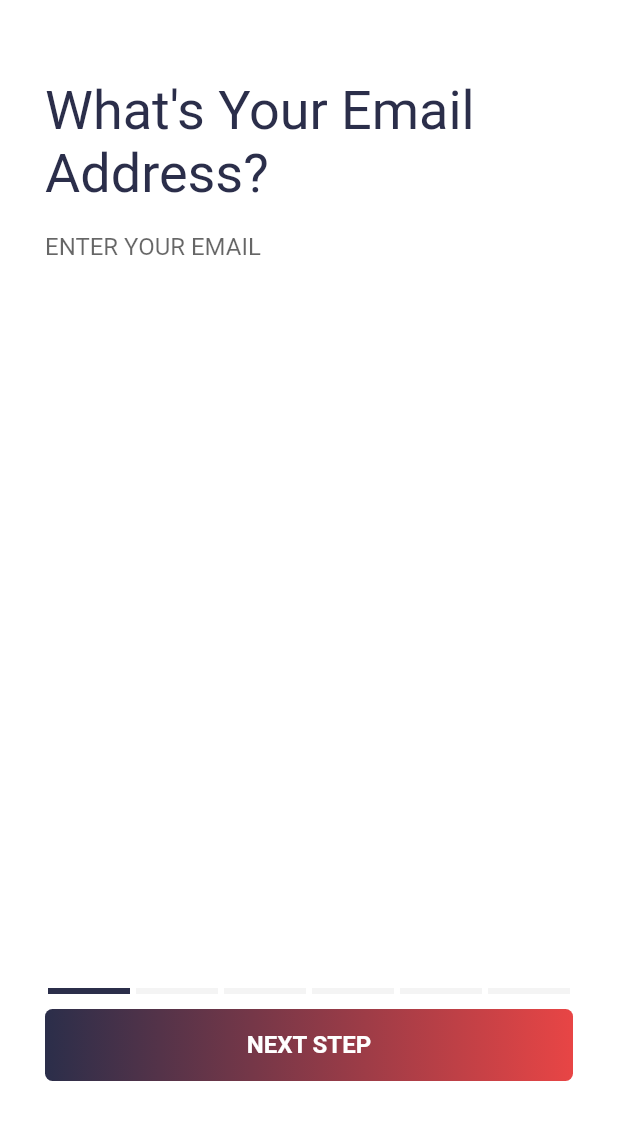
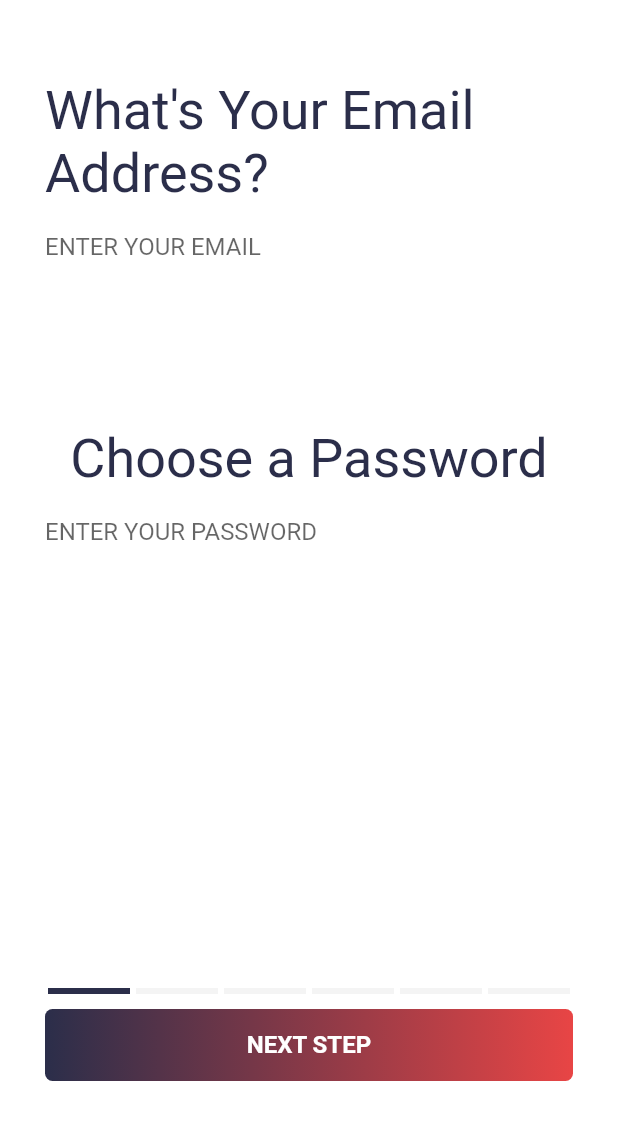
Before and after one commit to alexfdz55/dating_app, a Flutter app: the OnboardingScreen screen opened by its route, after a tap on "START", on a phone screen of 412 x 824 dp, the part 80-1220 px from its top. Run offline on Flutter 3.47's test engine with Material 2 defaults, Android fonts, the phone set to English and light mode, and no system bars; drawn by our look-alikes of step_progress_indicator; our stand-ins replace bloc, equatable, firebase_auth, firebase_core, flutter_bloc, flutter_svg; accounts and stored records are empty; Roboto replaces fonts that are missing (Optima).

Commit message:
authBloc, signupCubit, and Firebase configurations

```diff
--- /dev/null
+++ b/lib/blocs/auth/auth_bloc.dart
@@ -0,0 +1,32 @@
+import 'dart:async';
+
+import 'package:bloc/bloc.dart';
+import 'package:dating_app/repositories/auth_repository.dart';
+import 'package:equatable/equatable.dart';
+import 'package:firebase_auth/firebase_auth.dart' as auth;
+
+part 'auth_event.dart';
+part 'auth_state.dart';
+
+class AuthBloc extends Bloc<AuthEvent, AuthState> {
+  final AuthRepository _authRepository;
+
+  StreamSubscription<auth.User?>? _userSubscription;
+
+  AuthBloc({required AuthRepository authRepository})
+      : _authRepository = authRepository,
+        super(const AuthState.unknown()) {
+    _userSubscription = authRepository.user.listen(
+      (user) => add(AuthUserChanged(user: user!)),
+    );
+    on<AuthUserChanged>((event, emit) {
+      emit(AuthState.authenticated(user: event.user));
+    });
+  }
+
+  @override
+  Future<void> close() async {
+    await _userSubscription?.cancel();
+    return super.close();
+  }
+}
--- /dev/null
+++ b/lib/blocs/auth/auth_event.dart
@@ -0,0 +1,16 @@
+part of 'auth_bloc.dart';
+
+abstract class AuthEvent extends Equatable {
+  const AuthEvent();
+
+  @override
+  List<Object> get props => [];
+}
+
+class AuthUserChanged extends AuthEvent {
+  final auth.User user;
+
+  const AuthUserChanged({required this.user});
+  @override
+  List<Object> get props => [user];
+}
--- /dev/null
+++ b/lib/blocs/auth/auth_state.dart
@@ -0,0 +1,23 @@
+part of 'auth_bloc.dart';
+
+enum AuthStatus { unknown, authenticated, unauthenticated }
+
+class AuthState extends Equatable {
+  final AuthStatus status;
+  final auth.User? user;
+
+  const AuthState._({this.status = AuthStatus.unknown, this.user});
+
+  const AuthState.unknown() : this._();
+
+  const AuthState.authenticated({required auth.User user})
+      : this._(
+          status: AuthStatus.authenticated,
+          user: user,
+        );
+
+  const AuthState.anauthenticated() : this._(status: AuthStatus.authenticated);
+
+  @override
+  List<Object?> get props => [status, user];
+}
--- /dev/null
+++ b/lib/cubits/signup/signup_cubit.dart
@@ -0,0 +1,31 @@
+import 'package:bloc/bloc.dart';
+import 'package:dating_app/repositories/auth_repository.dart';
+import 'package:equatable/equatable.dart';
+
+part 'signup_state.dart';
+
+class SignupCubit extends Cubit<SignupState> {
+  final AuthRepository _authRepository;
+
+  SignupCubit({required AuthRepository authRepository})
+      : _authRepository = authRepository,
+        super(SignupState.initial());
+
+  void emailChanged(String value) {
+    emit(state.copyWith(email: value, status: SignupStatus.initial));
+  }
+
+  void passwordChanged(String value) {
+    emit(state.copyWith(password: value, status: SignupStatus.initial));
+  }
+
+  void signupWithCredentials() async {
+    if (!state.isValid) return;
+    try {
+      await _authRepository.singUp(
+          email: state.email, password: state.password);
+
+      emit(state.copyWith(status: SignupStatus.succes));
+    } catch (_) {}
+  }
+}
--- /dev/null
+++ b/lib/cubits/signup/signup_state.dart
@@ -0,0 +1,40 @@
+part of 'signup_cubit.dart';
+
+enum SignupStatus { initial, submitting, succes, error }
+
+class SignupState extends Equatable {
+  final String email;
+  final String password;
+  final SignupStatus status;
+
+  const SignupState({
+    required this.email,
+    required this.password,
+    required this.status,
+  });
+
+  factory SignupState.initial() {
+    return const SignupState(
+      email: '',
+      password: '',
+      status: SignupStatus.initial,
+    );
+  }
+
+  SignupState copyWith({
+    String? email,
+    String? password,
+    SignupStatus? status,
+  }) {
+    return SignupState(
+      email: email ?? this.email,
+      password: password ?? this.password,
+      status: status ?? this.status,
+    );
+  }
+
+  bool get isValid => email.isNotEmpty && password.isNotEmpty;
+
+  @override
+  List<Object> get props => [email, password, status];
+}
--- /dev/null
+++ b/lib/repositories/auth_repository.dart
@@ -0,0 +1,26 @@
+import 'package:dating_app/repositories/base_auth_repository.dart';
+import 'package:firebase_auth/firebase_auth.dart' as auth;
+
+class AuthRepository extends BaseAuthRepository {
+  final auth.FirebaseAuth _firebaseAuth;
+
+  AuthRepository({auth.FirebaseAuth? firebaseAuth})
+      : _firebaseAuth = firebaseAuth ?? auth.FirebaseAuth.instance;
+
+  @override
+  Future<auth.User?> singUp(
+      {required String email, required String password}) async {
+    try {
+      final credential = await _firebaseAuth.createUserWithEmailAndPassword(
+        email: email,
+        password: password,
+      );
+
+      final user = credential.user;
+      return user;
+    } catch (_) {}
+  }
+
+  @override
+  Stream<auth.User?> get user => _firebaseAuth.userChanges();
+}
--- /dev/null
+++ b/lib/repositories/base_auth_repository.dart
@@ -0,0 +1,10 @@
+import 'package:firebase_auth/firebase_auth.dart' as auth;
+
+abstract class BaseAuthRepository {
+  Stream<auth.User?> get user;
+
+  Future<auth.User?> singUp({
+    required String email,
+    required String password,
+  });
+}
--- a/lib/screens/onboarding/onboarding_screen.dart
+++ b/lib/screens/onboarding/onboarding_screen.dart
@@ -1,6 +1,9 @@
+import 'package:dating_app/cubits/signup/signup_cubit.dart';
+import 'package:dating_app/repositories/auth_repository.dart';
 import 'package:dating_app/screens/onboarding/onboarding_screens/email_verification_screen.dart';
 import 'package:dating_app/widgets/widgets.dart';
 import 'package:flutter/material.dart';
+import 'package:flutter_bloc/flutter_bloc.dart';
 
 import 'onboarding_screens/screens.dart';
 
@@ -12,7 +15,12 @@ class OnboardingScreen extends StatelessWidget {
   static Route route() {
     return MaterialPageRoute(
       settings: RouteSettings(name: routeName),
-      builder: (context) => OnboardingScreen(),
+      builder: (context) => BlocProvider(
+        create: (context) => SignupCubit(
+          authRepository: RepositoryProvider.of<AuthRepository>(context),
+        ),
+        child: OnboardingScreen(),
+      ),
     );
   }
 
--- a/lib/screens/onboarding/onboarding_screens/bio_screen.dart
+++ b/lib/screens/onboarding/onboarding_screens/bio_screen.dart
@@ -8,6 +8,7 @@ class Biography extends StatelessWidget {
 
   @override
   Widget build(BuildContext context) {
+    final bioTextCtrl = TextEditingController();
     return Padding(
       padding: const EdgeInsets.symmetric(horizontal: 30, vertical: 50),
       child: Column(
@@ -21,7 +22,7 @@ class Biography extends StatelessWidget {
                 text: 'Describe Yourself a Bit',
               ),
               CustomTextField(
-                tabController: tabController,
+                controller: bioTextCtrl,
                 text: 'ENTER YOUR BIO',
               ),
               const SizedBox(height: 100),
--- a/lib/screens/onboarding/onboarding_screens/demo_screen.dart
+++ b/lib/screens/onboarding/onboarding_screens/demo_screen.dart
@@ -9,6 +9,7 @@ class Demographipcs extends StatelessWidget {
 
   @override
   Widget build(BuildContext context) {
+    final ageTextCtrl = TextEditingController();
     return Padding(
       padding: const EdgeInsets.symmetric(horizontal: 30, vertical: 50),
       child: Column(
@@ -30,7 +31,7 @@ class Demographipcs extends StatelessWidget {
                 text: 'What\'s Your Age?',
               ),
               CustomTextField(
-                tabController: tabController,
+                controller: ageTextCtrl,
                 text: 'ENTER YOUR AGE',
               )
             ],
--- a/lib/screens/onboarding/onboarding_screens/email_screen.dart
+++ b/lib/screens/onboarding/onboarding_screens/email_screen.dart
@@ -1,5 +1,6 @@
+import 'package:dating_app/cubits/signup/signup_cubit.dart';
 import 'package:flutter/material.dart';
-import 'package:step_progress_indicator/step_progress_indicator.dart';
+import 'package:flutter_bloc/flutter_bloc.dart';
 
 import '../widgets/widgets.dart';
 
@@ -9,6 +10,10 @@ class Email extends StatelessWidget {
 
   @override
   Widget build(BuildContext context) {
+    return BlocBuilder<SignupCubit, SignupState>(
+      builder: (context, state) {
+        final signupCubit = BlocProvider.of<SignupCubit>(context);
+
         return Padding(
           padding: const EdgeInsets.symmetric(horizontal: 30, vertical: 50),
           child: Column(
@@ -21,12 +26,31 @@ class Email extends StatelessWidget {
                     text: 'What\'s Your Email Address?',
                   ),
                   CustomTextField(
-                  tabController: tabController, text: 'ENTER YOUR EMAIL')
+                    text: 'ENTER YOUR EMAIL',
+                    onChanged: (value) {
+                      signupCubit.emailChanged(value);
+                      print(state.email);
+                    },
+                  ),
+                  const SizedBox(height: 100),
+                  CustomTextHeader(
+                    tabController: tabController,
+                    text: 'Choose a Password',
+                  ),
+                  CustomTextField(
+                    text: 'ENTER YOUR PASSWORD',
+                    onChanged: (value) => signupCubit.passwordChanged(value),
+                  ),
                 ],
               ),
-          StepAndNextButton(tabController: tabController, currentStep: 1),
+              StepAndNextButton(
+                tabController: tabController,
+                currentStep: 1,
+              ),
             ],
           ),
         );
+      },
+    );
   }
 }
--- a/lib/screens/onboarding/onboarding_screens/email_verification_screen.dart
+++ b/lib/screens/onboarding/onboarding_screens/email_verification_screen.dart
@@ -9,6 +9,7 @@ class EmailVerification extends StatelessWidget {
 
   @override
   Widget build(BuildContext context) {
+    final codeTextCtrl = TextEditingController();
     return Padding(
       padding: const EdgeInsets.symmetric(horizontal: 30, vertical: 50),
       child: Column(
@@ -20,8 +21,7 @@ class EmailVerification extends StatelessWidget {
                 tabController: tabController,
                 text: 'Did You Get THe Verification Code?',
               ),
-              CustomTextField(
-                  tabController: tabController, text: 'ENTER YOUR CODE')
+              CustomTextField(controller: codeTextCtrl, text: 'ENTER YOUR CODE')
             ],
           ),
           StepAndNextButton(tabController: tabController, currentStep: 2),
--- a/lib/screens/onboarding/widgets/custom_button.dart
+++ b/lib/screens/onboarding/widgets/custom_button.dart
@@ -1,4 +1,6 @@
+import 'package:dating_app/cubits/signup/signup_cubit.dart';
 import 'package:flutter/material.dart';
+import 'package:flutter_bloc/flutter_bloc.dart';
 
 class CustomButton extends StatelessWidget {
   final TabController tabController;
@@ -22,8 +24,11 @@ class CustomButton extends StatelessWidget {
       child: ElevatedButton(
         style:
             ElevatedButton.styleFrom(elevation: 0, primary: Colors.transparent),
-        onPressed: () {
+        onPressed: () async {
           tabController.animateTo(tabController.index + 1);
+          if (tabController.index == 2) {
+            BlocProvider.of<SignupCubit>(context).signupWithCredentials();
+          }
         },
         child: SizedBox(
           height: 40,
--- a/lib/screens/onboarding/widgets/custom_text_field.dart
+++ b/lib/screens/onboarding/widgets/custom_text_field.dart
@@ -1,10 +1,11 @@
 import 'package:flutter/material.dart';
 
 class CustomTextField extends StatelessWidget {
-  final TabController tabController;
+  final TextEditingController? controller;
   final String text;
+  final Function(String)? onChanged;
   const CustomTextField(
-      {Key? key, required this.tabController, required this.text})
+      {Key? key, required this.text, this.controller, this.onChanged})
       : super(key: key);
 
   @override
@@ -15,13 +16,14 @@ class CustomTextField extends StatelessWidget {
         fillColor: Colors.white,
         hintText: text,
         contentPadding: const EdgeInsets.only(bottom: 5, top: 12.5),
-        focusedBorder: OutlineInputBorder(
+        focusedBorder: const OutlineInputBorder(
           borderSide: BorderSide(color: Colors.white),
         ),
-        enabledBorder: UnderlineInputBorder(
+        enabledBorder: const UnderlineInputBorder(
           borderSide: BorderSide(color: Colors.white),
         ),
       ),
+      onChanged: onChanged,
     );
   }
 }
--- a/lib/screens/onboarding/widgets/step_and_next_button.dart
+++ b/lib/screens/onboarding/widgets/step_and_next_button.dart
@@ -6,9 +6,11 @@ import 'custom_button.dart';
 class StepAndNextButton extends StatelessWidget {
   final TabController tabController;
   final int currentStep;
-  const StepAndNextButton(
-      {Key? key, required this.tabController, required this.currentStep})
-      : super(key: key);
+  const StepAndNextButton({
+    Key? key,
+    required this.tabController,
+    required this.currentStep,
+  }) : super(key: key);
 
   @override
   Widget build(BuildContext context) {
@@ -22,7 +24,10 @@ class StepAndNextButton extends StatelessWidget {
           unselectedColor: theme.backgroundColor,
         ),
         const SizedBox(height: 10),
-        CustomButton(tabController: tabController, text: 'NEXT STEP')
+        CustomButton(
+          tabController: tabController,
+          text: 'NEXT STEP',
+        )
       ],
     );
   }
```
Also changed, not shown: lib/main.dart (+24 -4 lines), pubspec.yaml (+4 -4 lines), pubspec.lock, 3 other files. Lines whose indentation alone changed are shown as unchanged.
